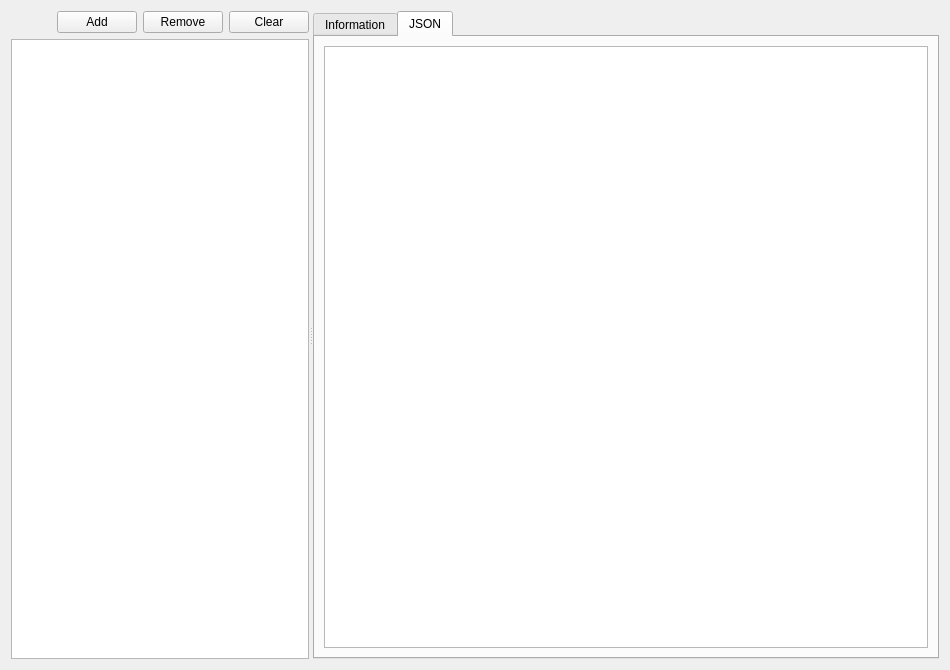
First picture: the form in src/ui/mappingspage.ui, repository GuLinux/WiremockUI, before the edit.
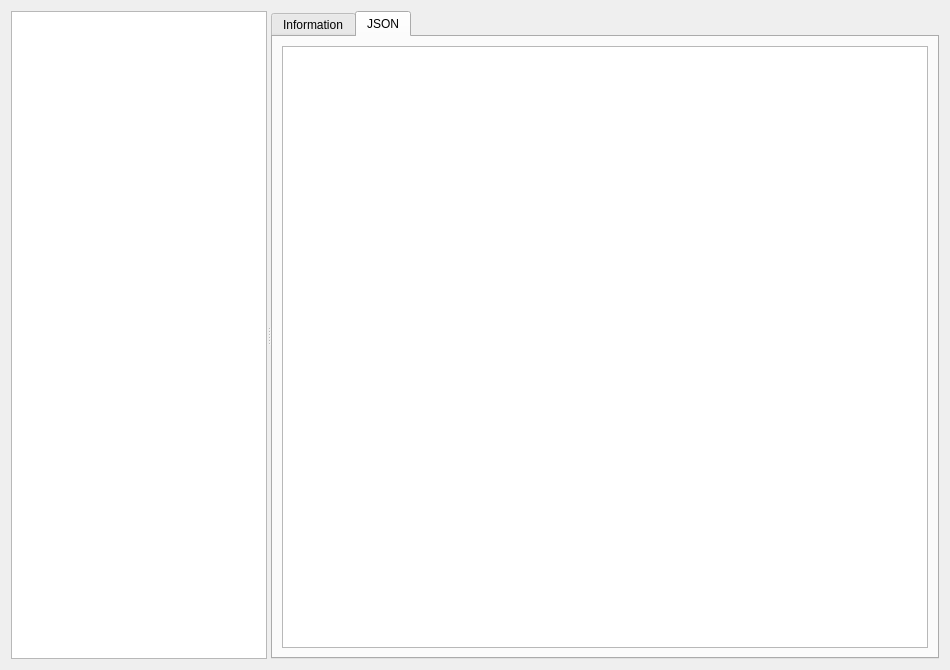
Second picture: the form after the edit.

Diff of the .ui file:
```diff
--- a/src/ui/mappingspage.ui
+++ b/src/ui/mappingspage.ui
@@ -19,43 +19,9 @@
      <property name="orientation">
       <enum>Qt::Horizontal</enum>
      </property>
-     <widget class="QWidget" name="">
+     <widget class="QWidget" name="layoutWidget">
       <layout class="QGridLayout" name="gridLayout">
-       <item row="0" column="0">
-        <spacer name="horizontalSpacer">
-         <property name="orientation">
-          <enum>Qt::Horizontal</enum>
-         </property>
-         <property name="sizeHint" stdset="0">
-          <size>
-           <width>40</width>
-           <height>20</height>
-          </size>
-         </property>
-        </spacer>
-       </item>
-       <item row="0" column="1">
-        <widget class="QPushButton" name="add">
-         <property name="text">
-          <string>Add</string>
-         </property>
-        </widget>
-       </item>
-       <item row="0" column="2">
-        <widget class="QPushButton" name="remove">
-         <property name="text">
-          <string>Remove</string>
-         </property>
-        </widget>
-       </item>
-       <item row="0" column="3">
-        <widget class="QPushButton" name="clear">
-         <property name="text">
-          <string>Clear</string>
-         </property>
-        </widget>
-       </item>
-       <item row="1" column="0" colspan="4">
+       <item row="0" column="0" colspan="2">
         <widget class="QTableView" name="mappings">
          <property name="sizePolicy">
           <sizepolicy hsizetype="Expanding" vsizetype="Expanding">
@@ -63,6 +29,18 @@
            <verstretch>0</verstretch>
           </sizepolicy>
          </property>
+         <property name="editTriggers">
+          <set>QAbstractItemView::NoEditTriggers</set>
+         </property>
+         <property name="selectionMode">
+          <enum>QAbstractItemView::SingleSelection</enum>
+         </property>
+         <property name="selectionBehavior">
+          <enum>QAbstractItemView::SelectRows</enum>
+         </property>
+         <attribute name="horizontalHeaderStretchLastSection">
+          <bool>true</bool>
+         </attribute>
         </widget>
        </item>
       </layout>
```
